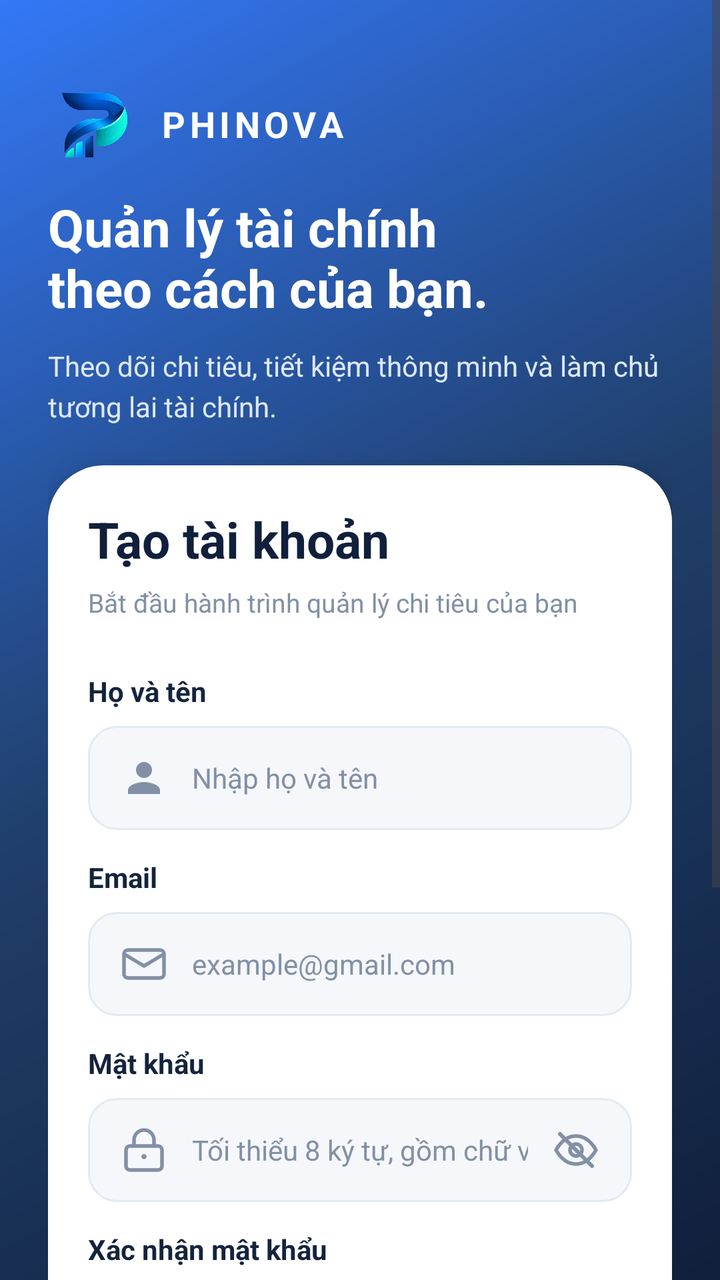
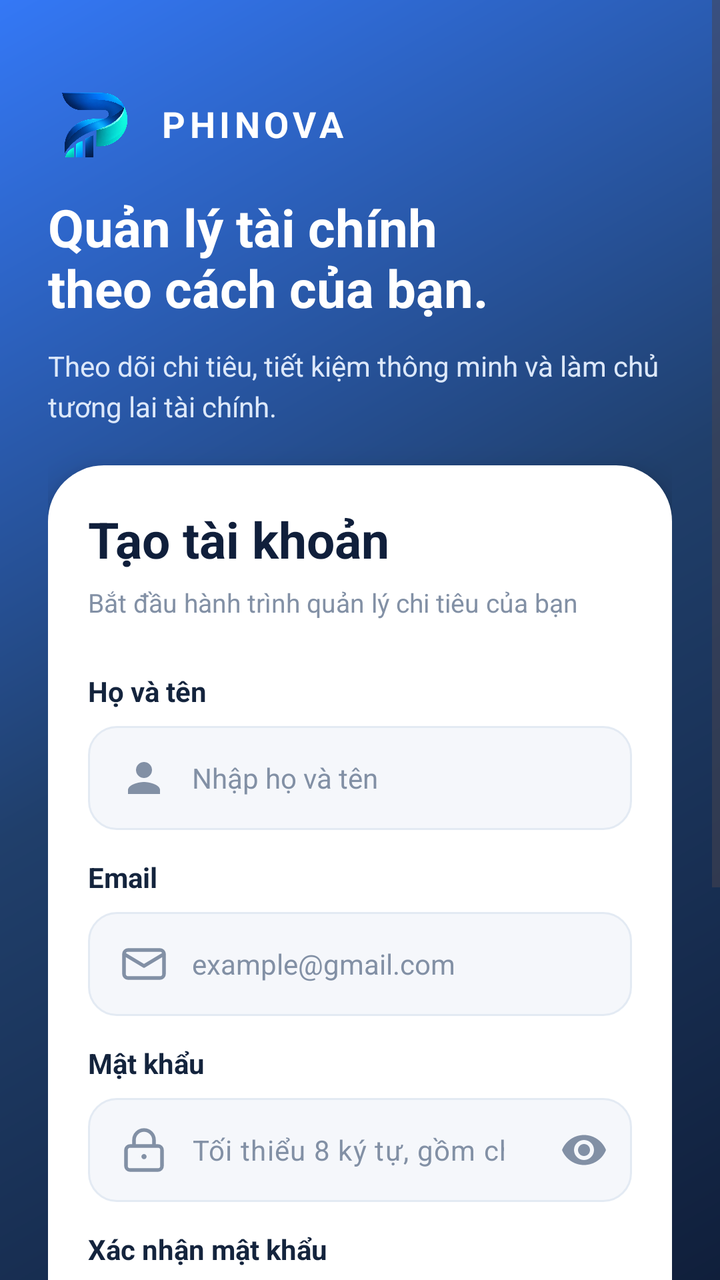

An Android layout rendered at two revisions. The XML below is the earlier revision; the diff shows what the commit changed to produce the second picture.
<!-- AndroidManifest.xml: application theme Theme.QLChiTieu -->
<!-- res/layout/activity_register.xml -->
<?xml version="1.0" encoding="utf-8"?>
<ScrollView xmlns:android="http://schemas.android.com/apk/res/android"
    xmlns:app="http://schemas.android.com/apk/res-auto"
    android:layout_width="match_parent"
    android:layout_height="match_parent"
    android:background="@drawable/bg_auth_gradient"
    android:fillViewport="true">

    <LinearLayout
        android:layout_width="match_parent"
        android:layout_height="wrap_content"
        android:orientation="vertical"
        android:padding="24dp">

        <LinearLayout
            android:layout_width="match_parent"
            android:layout_height="wrap_content"
            android:layout_marginTop="16dp"
            android:gravity="center_vertical"
            android:orientation="horizontal">

            <ImageView
                android:id="@+id/imgLogoPhinova"
                android:layout_width="44dp"
                android:layout_height="44dp"
                android:src="@drawable/logo_phinova"
                android:scaleType="fitCenter"
                android:contentDescription="Logo Phinova" />

            <TextView
                android:layout_width="wrap_content"
                android:layout_height="wrap_content"
                android:layout_marginStart="12dp"
                android:text="PHINOVA"
                android:textColor="@color/white"
                android:textSize="18sp"
                android:textStyle="bold"
                android:letterSpacing="0.12" />

        </LinearLayout>


        <TextView
            android:layout_width="match_parent"
            android:layout_height="wrap_content"
            android:layout_marginTop="12dp"
            android:text="Quản lý tài chính&#10;theo cách của bạn."
            android:textColor="@color/white"
            android:textSize="26sp"
            android:textStyle="bold" />

        <TextView
            android:layout_width="match_parent"
            android:layout_height="wrap_content"
            android:layout_marginTop="12dp"
            android:layout_marginBottom="20dp"
            android:text="Theo dõi chi tiêu, tiết kiệm thông minh và làm chủ tương lai tài chính."
            android:textColor="#DCE8FA"
            android:textSize="14sp"
            android:lineSpacingExtra="4dp" />

        <LinearLayout
            android:layout_width="match_parent"
            android:layout_height="wrap_content"
            android:background="@drawable/bg_auth_card"
            android:orientation="vertical"
            android:padding="20dp"
            android:elevation="10dp">

            <TextView
                android:layout_width="match_parent"
                android:layout_height="wrap_content"
                android:text="Tạo tài khoản"
                android:textColor="@color/navy"
                android:textSize="25sp"
                android:textStyle="bold" />

            <TextView
                android:layout_width="match_parent"
                android:layout_height="wrap_content"
                android:layout_marginTop="6dp"
                android:text="Bắt đầu hành trình quản lý chi tiêu của bạn"
                android:textColor="@color/text_secondary"
                android:textSize="13sp" />

            <TextView
                android:layout_width="match_parent"
                android:layout_height="wrap_content"
                android:layout_marginTop="26dp"
                android:text="Họ và tên"
                android:textColor="@color/text_primary"
                android:textSize="14sp"
                android:textStyle="bold" />


            <EditText
                android:id="@+id/edtHoTen"
                android:layout_width="match_parent"
                android:layout_height="52dp"
                android:layout_marginTop="8dp"
                android:background="@drawable/bg_input"
                android:drawableStart="@drawable/ic_user"
                android:drawablePadding="12dp"
                android:hint="Nhập họ và tên"
                android:inputType="textPersonName"
                android:autofillHints="name"
                android:singleLine="true"
                android:padding="16dp"
                android:textColor="@color/text_primary"
                android:textColorHint="@color/text_secondary"
                android:textSize="14sp" />


            <TextView
                android:layout_width="match_parent"
                android:layout_height="wrap_content"
                android:layout_marginTop="14dp"
                android:text="Email"
                android:textColor="@color/text_primary"
                android:textSize="14sp"
                android:textStyle="bold" />


            <EditText
                android:id="@+id/edtEmail"
                android:layout_width="match_parent"
                android:layout_height="52dp"
                android:layout_marginTop="8dp"
                android:background="@drawable/bg_input"
                android:drawableStart="@drawable/ic_email"
                android:drawablePadding="12dp"
                android:hint="example@gmail.com"
                android:inputType="textEmailAddress"
                android:autofillHints="emailAddress"
                android:singleLine="true"
                android:padding="16dp"
                android:textColor="@color/text_primary"
                android:textColorHint="@color/text_secondary"
                android:textSize="14sp" />


            <TextView
                android:layout_width="match_parent"
                android:layout_height="wrap_content"
                android:layout_marginTop="14dp"
                android:text="Mật khẩu"
                android:textColor="@color/text_primary"
                android:textSize="14sp"
                android:textStyle="bold" />


            <EditText
                android:id="@+id/edtMatKhau"
                android:layout_width="match_parent"
                android:layout_height="52dp"
                android:layout_marginTop="8dp"
                android:background="@drawable/bg_input"
                android:drawableStart="@drawable/ic_lock"
                android:drawableEnd="@drawable/ic_eye_off"
                android:drawablePadding="12dp"
                android:hint="Tối thiểu 8 ký tự, gồm chữ và số"
                android:inputType="textPassword"
                android:autofillHints="newPassword"
                android:singleLine="true"
                android:padding="16dp"
                android:textColor="@color/text_primary"
                android:textColorHint="@color/text_secondary"
                android:textSize="14sp" />


            <TextView
                android:layout_width="match_parent"
                android:layout_height="wrap_content"
                android:layout_marginTop="14dp"
                android:text="Xác nhận mật khẩu"
                android:textColor="@color/text_primary"
                android:textSize="14sp"
                android:textStyle="bold" />



            <EditText
                android:id="@+id/edtXacNhanMatKhau"
                android:layout_width="match_parent"
                android:layout_height="52dp"
                android:layout_marginTop="8dp"
                android:background="@drawable/bg_input"
                android:drawableStart="@drawable/ic_lock"
                android:drawableEnd="@drawable/ic_eye_off"
                android:drawablePadding="12dp"
                android:hint="Nhập lại mật khẩu"
                android:inputType="textPassword"
                android:autofillHints="newPassword"
                android:singleLine="true"
                android:padding="16dp"
                android:textColor="@color/text_primary"
                android:textColorHint="@color/text_secondary"
                android:textSize="14sp" />




            <com.google.android.material.button.MaterialButton
                android:id="@+id/btnDangKy"
                android:layout_width="match_parent"
                android:layout_height="56dp"
                android:layout_marginTop="28dp"
                android:text="ĐĂNG KÝ"
                android:textColor="@color/white"
                android:textSize="16sp"
                android:textStyle="bold"
                android:backgroundTint="@color/navy_light"
                app:cornerRadius="16dp" />


            <LinearLayout
                android:layout_width="match_parent"
                android:layout_height="wrap_content"
                android:layout_marginTop="22dp"
                android:gravity="center"
                android:orientation="horizontal"
                android:visibility="gone">

                <View
                    android:layout_width="0dp"
                    android:layout_height="1dp"
                    android:layout_weight="1"
                    android:background="@color/border_light" />

                <TextView
                    android:layout_width="wrap_content"
                    android:layout_height="wrap_content"
                    android:layout_marginHorizontal="12dp"
                    android:text="Hoặc tiếp tục với"
                    android:textColor="@color/text_secondary"
                    android:textSize="13sp" />

                <View
                    android:layout_width="0dp"
                    android:layout_height="1dp"
                    android:layout_weight="1"
                    android:background="@color/border_light" />

            </LinearLayout>


            <com.google.android.material.button.MaterialButton
                android:id="@+id/btnGoogle"
                android:visibility="gone"
                android:layout_width="match_parent"
                android:layout_height="54dp"
                android:layout_marginTop="18dp"
                android:backgroundTint="@color/white"
                android:text="Tiếp tục với Google"
                android:textAllCaps="false"
                android:textColor="@color/navy"
                android:textSize="14sp"
                android:textStyle="bold"
                app:cornerRadius="16dp"
                app:strokeColor="@color/border_light"
                app:strokeWidth="1dp"
                app:icon="@drawable/ic_google"
                app:iconGravity="textStart"
                app:iconPadding="10dp"
                app:iconSize="24dp"
                app:iconTint="@null" />


            <TextView
                android:id="@+id/tvDangNhap"
                android:layout_width="match_parent"
                android:layout_height="wrap_content"
                android:layout_marginTop="24dp"
                android:gravity="center"
                android:padding="8dp"
                android:text="Đã có tài khoản? Đăng nhập ngay"
                android:textColor="@color/blue"
                android:textSize="14sp"
                android:clickable="true"
                android:focusable="true" />

        </LinearLayout>

        <TextView
            android:layout_width="match_parent"
            android:layout_height="wrap_content"
            android:layout_marginTop="26dp"
            android:gravity="center"
            android:text="Quản lý thông minh • Chi tiêu hiệu quả"
            android:textColor="#DCE8FA"
            android:textSize="12sp" />

    </LinearLayout>

</ScrollView>
<!-- resources referenced by this layout -->
<resources>
  <color name="blue">#3478F6</color>
  <color name="border_light">#E3EAF3</color>
  <color name="navy">#101F3B</color>
  <color name="navy_light">#203F6B</color>
  <color name="text_primary">#14243D</color>
  <color name="text_secondary">#8290A5</color>
  <color name="white">#FFFFFF</color>
  <!-- drawable bg_auth_card (drawable) -->
  <?xml version="1.0" encoding="utf-8"?>
  <shape xmlns:android="http://schemas.android.com/apk/res/android"
      android:shape="rectangle">
  
      <solid android:color="@color/surface_light" />
  
      <corners android:radius="28dp" />
  
  </shape>
  <!-- drawable bg_auth_gradient (drawable) -->
  <?xml version="1.0" encoding="utf-8"?>
  <shape xmlns:android="http://schemas.android.com/apk/res/android"
      android:shape="rectangle">
  
      <gradient
          android:angle="135"
          android:startColor="@color/navy"
          android:centerColor="@color/navy_light"
          android:endColor="@color/blue"
          android:type="linear" />
  
  </shape>
  <!-- drawable ic_email (drawable) -->
  <vector xmlns:android="http://schemas.android.com/apk/res/android"
      android:width="24dp"
      android:height="24dp"
      android:viewportWidth="24"
      android:viewportHeight="24">
  
      <path
          android:fillColor="@android:color/transparent"
          android:strokeColor="#8290A5"
          android:strokeWidth="1.8"
          android:strokeLineCap="round"
          android:strokeLineJoin="round"
          android:pathData="M4,5 H20 A2,2 0,0 1,22 7 V17 A2,2 0,0 1,20 19 H4 A2,2 0,0 1,2 17 V7 A2,2 0,0 1,4 5 Z M2,7 L12,13 L22,7" />
  
  </vector>
  <!-- drawable ic_eye_off (drawable) -->
  <vector xmlns:android="http://schemas.android.com/apk/res/android"
      android:width="24dp"
      android:height="24dp"
      android:viewportWidth="24"
      android:viewportHeight="24">
  
      <path
          android:fillColor="@android:color/transparent"
          android:strokeColor="#8290A5"
          android:strokeWidth="1.8"
          android:strokeLineCap="round"
          android:strokeLineJoin="round"
          android:pathData="M2,12 Q6,5 12,5 Q18,5 22,12 Q18,19 12,19 Q6,19 2,12 Z" />
  
      <path
          android:fillColor="@android:color/transparent"
          android:strokeColor="#8290A5"
          android:strokeWidth="1.8"
          android:pathData="M12,9 A3,3 0,1 1,12 15 A3,3 0,1 1,12 9 Z" />
  
      <path
          android:fillColor="@android:color/transparent"
          android:strokeColor="#8290A5"
          android:strokeWidth="2"
          android:strokeLineCap="round"
          android:pathData="M4,4 L20,20" />
  
  </vector>
  <!-- drawable ic_lock (drawable) -->
  <vector xmlns:android="http://schemas.android.com/apk/res/android"
      android:width="24dp"
      android:height="24dp"
      android:viewportWidth="24"
      android:viewportHeight="24">
  
      <path
          android:fillColor="@android:color/transparent"
          android:strokeColor="#8290A5"
          android:strokeWidth="1.8"
          android:strokeLineCap="round"
          android:strokeLineJoin="round"
          android:pathData="M5,10 H19 A2,2 0,0 1,21 12 V20 A2,2 0,0 1,19 22 H5 A2,2 0,0 1,3 20 V12 A2,2 0,0 1,5 10 Z M7,10 V7 A5,5 0,0 1,17 7 V10" />
  
      <path
          android:fillColor="#8290A5"
          android:pathData="M12,14 a1.3,1.3 0,1 0,0.01 0 Z" />
  
  </vector>
  <!-- drawable ic_user (drawable) -->
  <vector xmlns:android="http://schemas.android.com/apk/res/android" android:height="24dp" android:tint="#8290A5" android:viewportHeight="24" android:viewportWidth="24" android:width="24dp">
        
      <path android:fillColor="@android:color/white" android:pathData="M12,12c2.21,0 4,-1.79 4,-4s-1.79,-4 -4,-4 -4,1.79 -4,4 1.79,4 4,4zM12,14c-2.67,0 -8,1.34 -8,4v2h16v-2c0,-2.66 -5.33,-4 -8,-4z"/>
      
  </vector>
  <style name="Theme.QLChiTieu" parent="Base.Theme.QLChiTieu" />
  <color name="surface_light">#FFFFFF</color>
  <color name="teal">#18B6A4</color>
  <color name="background_light">#F5F7FB</color>
  <style name="Base.Theme.QLChiTieu" parent="Theme.Material3.DayNight.NoActionBar">
          
          
      </style>
  <!-- unchanged entries left out for length: 3 -->
</resources>

<!-- the commit's change to res/layout/activity_register.xml (unified diff, before → after) -->
@@ -149,23 +149,34 @@
                 android:textStyle="bold" />
 
 
-            <EditText
-                android:id="@+id/edtMatKhau"
-                android:layout_width="match_parent"
-                android:layout_height="52dp"
+            <com.google.android.material.textfield.TextInputLayout
+                android:id="@+id/tilMatKhau"
+                android:layout_width="match_parent"
+                android:layout_height="wrap_content"
                 android:layout_marginTop="8dp"
                 android:background="@drawable/bg_input"
-                android:drawableStart="@drawable/ic_lock"
-                android:drawableEnd="@drawable/ic_eye_off"
-                android:drawablePadding="12dp"
-                android:hint="Tối thiểu 8 ký tự, gồm chữ và số"
-                android:inputType="textPassword"
-                android:autofillHints="newPassword"
-                android:singleLine="true"
-                android:padding="16dp"
-                android:textColor="@color/text_primary"
-                android:textColorHint="@color/text_secondary"
-                android:textSize="14sp" />
+                app:boxBackgroundMode="none"
+                app:endIconMode="password_toggle"
+                app:endIconTint="@color/text_secondary"
+                app:hintEnabled="false">
+
+                <com.google.android.material.textfield.TextInputEditText
+                    android:id="@+id/edtMatKhau"
+                    android:layout_height="52dp"
+                    android:background="@null"
+                    android:layout_width="match_parent"
+                    android:drawableStart="@drawable/ic_lock"
+                    android:drawablePadding="12dp"
+                    android:hint="Tối thiểu 8 ký tự, gồm chữ và số"
+                    android:inputType="textPassword"
+                    android:autofillHints="newPassword"
+                    android:singleLine="true"
+                    android:padding="16dp"
+                    android:textColor="@color/text_primary"
+                    android:textColorHint="@color/text_secondary"
+                    android:textSize="14sp" />
+
+            </com.google.android.material.textfield.TextInputLayout>
 
 
             <TextView
@@ -179,23 +190,34 @@
 
 
 
-            <EditText
-                android:id="@+id/edtXacNhanMatKhau"
-                android:layout_width="match_parent"
-                android:layout_height="52dp"
+            <com.google.android.material.textfield.TextInputLayout
+                android:id="@+id/tilXacNhanMatKhau"
+                android:layout_width="match_parent"
+                android:layout_height="wrap_content"
                 android:layout_marginTop="8dp"
                 android:background="@drawable/bg_input"
-                android:drawableStart="@drawable/ic_lock"
-                android:drawableEnd="@drawable/ic_eye_off"
-                android:drawablePadding="12dp"
-                android:hint="Nhập lại mật khẩu"
-                android:inputType="textPassword"
-                android:autofillHints="newPassword"
-                android:singleLine="true"
-                android:padding="16dp"
-                android:textColor="@color/text_primary"
-                android:textColorHint="@color/text_secondary"
-                android:textSize="14sp" />
+                app:boxBackgroundMode="none"
+                app:endIconMode="password_toggle"
+                app:endIconTint="@color/text_secondary"
+                app:hintEnabled="false">
+
+                <com.google.android.material.textfield.TextInputEditText
+                    android:id="@+id/edtXacNhanMatKhau"
+                    android:layout_height="52dp"
+                    android:background="@null"
+                    android:layout_width="match_parent"
+                    android:drawableStart="@drawable/ic_lock"
+                    android:drawablePadding="12dp"
+                    android:hint="Nhập lại mật khẩu"
+                    android:inputType="textPassword"
+                    android:autofillHints="newPassword"
+                    android:singleLine="true"
+                    android:padding="16dp"
+                    android:textColor="@color/text_primary"
+                    android:textColorHint="@color/text_secondary"
+                    android:textSize="14sp" />
+
+            </com.google.android.material.textfield.TextInputLayout>
 
 
 
<!-- resource entries referenced after the edit -->
@@ -46,35 +46,6 @@
           android:pathData="M4,5 H20 A2,2 0,0 1,22 7 V17 A2,2 0,0 1,20 19 H4 A2,2 0,0 1,2 17 V7 A2,2 0,0 1,4 5 Z M2,7 L12,13 L22,7" />
   
   </vector>
-  <!-- drawable ic_eye_off (drawable) -->
-  <vector xmlns:android="http://schemas.android.com/apk/res/android"
-      android:width="24dp"
-      android:height="24dp"
-      android:viewportWidth="24"
-      android:viewportHeight="24">
-  
-      <path
-          android:fillColor="@android:color/transparent"
-          android:strokeColor="#8290A5"
-          android:strokeWidth="1.8"
-          android:strokeLineCap="round"
-          android:strokeLineJoin="round"
-          android:pathData="M2,12 Q6,5 12,5 Q18,5 22,12 Q18,19 12,19 Q6,19 2,12 Z" />
-  
-      <path
-          android:fillColor="@android:color/transparent"
-          android:strokeColor="#8290A5"
-          android:strokeWidth="1.8"
-          android:pathData="M12,9 A3,3 0,1 1,12 15 A3,3 0,1 1,12 9 Z" />
-  
-      <path
-          android:fillColor="@android:color/transparent"
-          android:strokeColor="#8290A5"
-          android:strokeWidth="2"
-          android:strokeLineCap="round"
-          android:pathData="M4,4 L20,20" />
-  
-  </vector>
   <!-- drawable ic_lock (drawable) -->
   <vector xmlns:android="http://schemas.android.com/apk/res/android"
       android:width="24dp"
